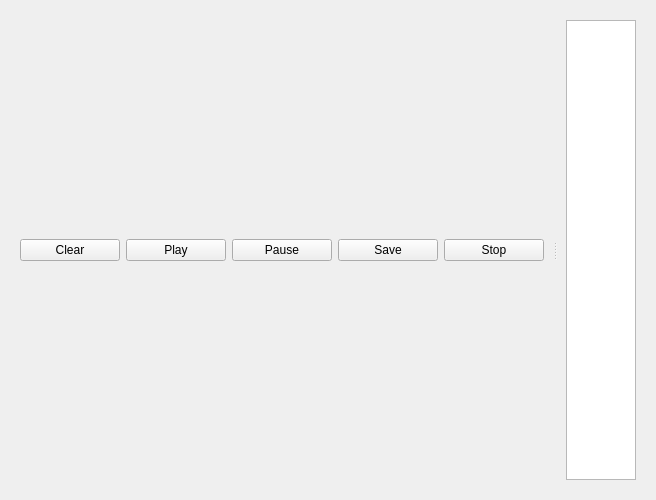
First picture: the form in UI/dooble_charts.ui, repository textbrowser/dooble, before the edit.
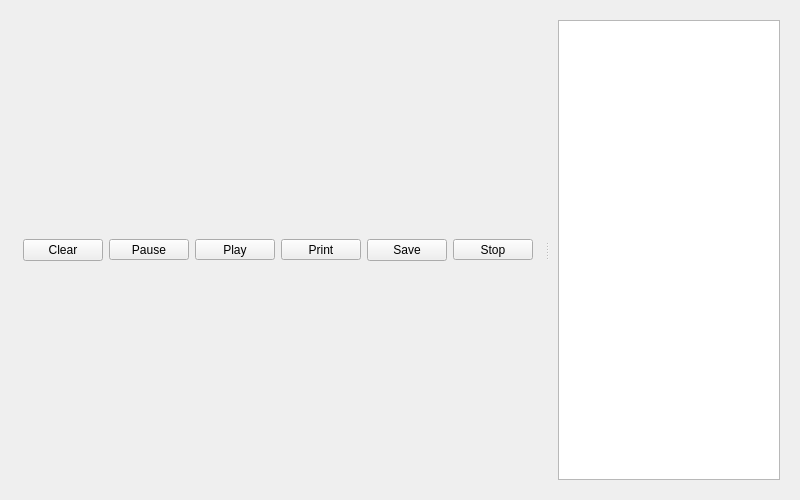
Second picture: the form after the edit.

Commit message: Decoupled charts.

What changed in the file:
```diff
--- a/UI/dooble_charts.ui
+++ b/UI/dooble_charts.ui
@@ -6,7 +6,7 @@
    <rect>
     <x>0</x>
     <y>0</y>
-    <width>650</width>
+    <width>800</width>
     <height>500</height>
    </rect>
   </property>
@@ -43,7 +43,7 @@
           <widget class="QPushButton" name="clear">
            <property name="minimumSize">
             <size>
-             <width>100</width>
+             <width>80</width>
              <height>0</height>
             </size>
            </property>
@@ -56,36 +56,70 @@
           </widget>
          </item>
          <item>
-          <widget class="QPushButton" name="play">
+          <widget class="QToolButton" name="pause">
            <property name="minimumSize">
             <size>
-             <width>100</width>
+             <width>80</width>
              <height>0</height>
             </size>
            </property>
-           <property name="text">
-            <string>Play</string>
-           </property>
-          </widget>
-         </item>
-         <item>
-          <widget class="QPushButton" name="pause">
-           <property name="minimumSize">
-            <size>
-             <width>100</width>
-             <height>0</height>
-            </size>
+           <property name="styleSheet">
+            <string notr="true">QToolButton::checked {background-color: red; color: white;}</string>
            </property>
            <property name="text">
             <string>Pause</string>
            </property>
+           <property name="checkable">
+            <bool>true</bool>
+           </property>
+           <attribute name="buttonGroup">
+            <string notr="true">buttonGroup</string>
+           </attribute>
+          </widget>
+         </item>
+         <item>
+          <widget class="QToolButton" name="play">
+           <property name="minimumSize">
+            <size>
+             <width>80</width>
+             <height>0</height>
+            </size>
+           </property>
+           <property name="styleSheet">
+            <string notr="true">QToolButton:checked {background-color: green; color: white}</string>
+           </property>
+           <property name="text">
+            <string>Play</string>
+           </property>
+           <property name="checkable">
+            <bool>true</bool>
+           </property>
+           <attribute name="buttonGroup">
+            <string notr="true">buttonGroup</string>
+           </attribute>
+          </widget>
+         </item>
+         <item>
+          <widget class="QToolButton" name="print">
+           <property name="minimumSize">
+            <size>
+             <width>80</width>
+             <height>0</height>
+            </size>
+           </property>
+           <property name="text">
+            <string>Print</string>
+           </property>
+           <property name="popupMode">
+            <enum>QToolButton::InstantPopup</enum>
+           </property>
           </widget>
          </item>
          <item>
           <widget class="QPushButton" name="save">
            <property name="minimumSize">
             <size>
-             <width>100</width>
+             <width>80</width>
              <height>0</height>
             </size>
            </property>
@@ -98,19 +132,28 @@
           </widget>
          </item>
          <item>
-          <widget class="QPushButton" name="stop">
+          <widget class="QToolButton" name="stop">
            <property name="minimumSize">
             <size>
-             <width>100</width>
+             <width>80</width>
              <height>0</height>
             </size>
            </property>
            <property name="toolTip">
             <string>&lt;html&gt;&lt;head/&gt;&lt;body&gt;&lt;p&gt;Stop acquiring data from the data source. For files, also set the current position to 0.&lt;/p&gt;&lt;/body&gt;&lt;/html&gt;</string>
            </property>
+           <property name="styleSheet">
+            <string notr="true">QToolButton:checked {background-color: orange;}</string>
+           </property>
            <property name="text">
             <string>Stop</string>
            </property>
+           <property name="checkable">
+            <bool>true</bool>
+           </property>
+           <attribute name="buttonGroup">
+            <string notr="true">buttonGroup</string>
+           </attribute>
           </widget>
          </item>
          <item>
```
Left out of the diff: 6 changed lines with no effect on the pictures. The commit also changes 3 other files.
